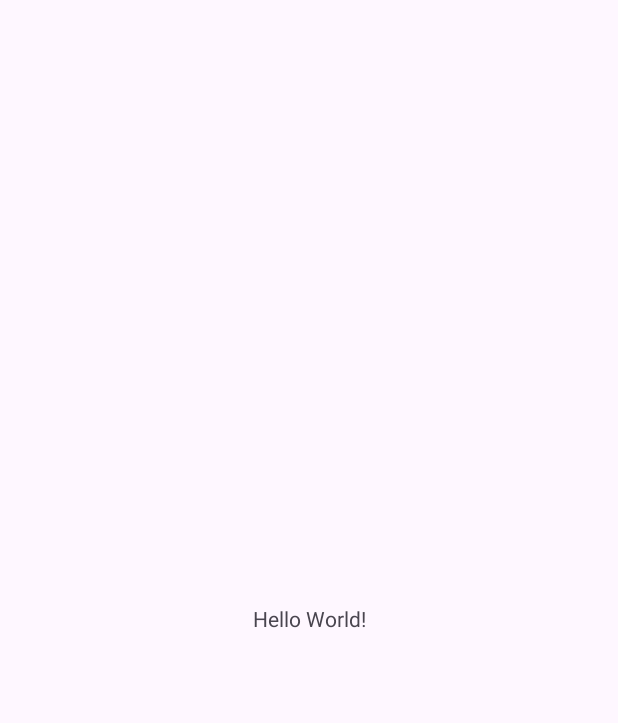
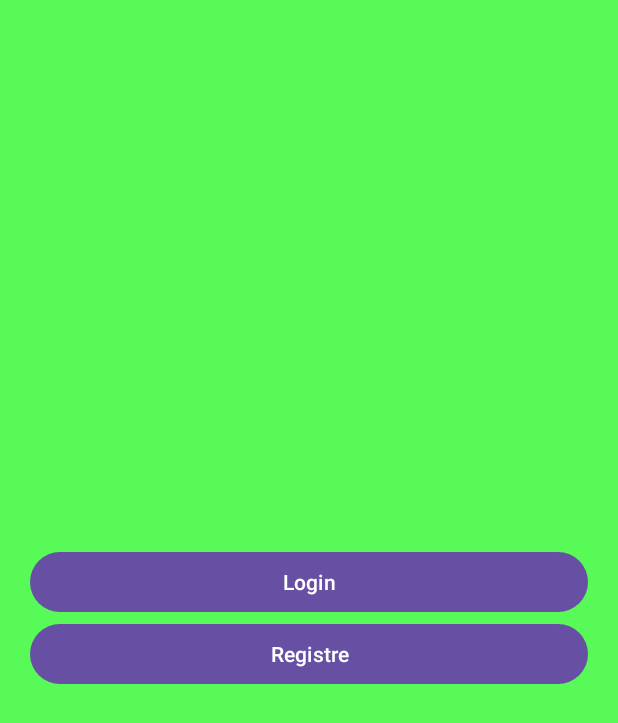
Before and after one commit to SlenderTwo/M8_Projecte_F1_Didac_Jonathan, an Android app: the MainActivity screen opened directly, with no data from a screen before it, on a phone screen of 412 x 824 dp. Before the commit the part shown is almost empty. Shown: the top 723 px of the screen. Run offline under Robolectric (Android 15) with nearby library versions, the phone set to English and light mode, and no system bars.

Commit message:
Estoy trabajando en la Fase 2

```diff
--- a/app/src/main/java/com/example/m8_projecte_f1_2/MainActivity.kt
+++ b/app/src/main/java/com/example/m8_projecte_f1_2/MainActivity.kt
@@ -2,10 +2,21 @@ package com.example.m8_projecte_f1_2
 
 import androidx.appcompat.app.AppCompatActivity
 import android.os.Bundle
+import android.widget.Button
+import android.widget.Toast
 
 class MainActivity : AppCompatActivity() {
     override fun onCreate(savedInstanceState: Bundle?) {
         super.onCreate(savedInstanceState)
         setContentView(R.layout.activity_main)
+        var BTMLOGIN = findViewById<Button>(R.id.BTMLOGIN);
+        var BTMREGISTRO = findViewById<Button>(R.id.BTMREGISTRO);
+        BTMLOGIN.setOnClickListener(){
+            Toast.makeText(this, "click botó login",Toast.LENGTH_LONG).show();
+        }
+        BTMREGISTRO.setOnClickListener(){
+            Toast.makeText(this, "click botó Registre",Toast.LENGTH_LONG).show();
+            setContentView(R.layout.activity_registre)
+        }
     }
 }
--- a/app/src/main/res/layout/activity_main.xml
+++ b/app/src/main/res/layout/activity_main.xml
@@ -15,4 +15,34 @@
         app:layout_constraintStart_toStartOf="parent"
         app:layout_constraintTop_toTopOf="parent" />
 
+    <RelativeLayout
+        xmlns:android="http://schemas.android.com/apk/res/android"
+        xmlns:app="http://schemas.android.com/apk/res-auto"
+        xmlns:tools="http://schemas.android.com/tools"
+        android:layout_width="match_parent"
+        android:layout_height="match_parent"
+        android:background="#58FA58"
+        tools:context=".MainActivity">
+        <LinearLayout
+            android:layout_width="match_parent"
+            android:layout_height="match_parent"
+            android:orientation="vertical"
+            android:padding="20dp"
+            android:gravity="center">
+            <!-- botó de login -->
+            <Button
+                android:id="@+id/BTMLOGIN"
+                android:layout_width="match_parent"
+                android:layout_height="wrap_content"
+                android:text="@string/BTMLOGIN"/>
+            <!--botó de registrar-se -->
+            <Button
+            android:id="@+id/BTMREGISTRO"
+            android:layout_width="match_parent"
+            android:layout_height="wrap_content"
+            android:text="@string/BTMREGISTRO"
+            />
+        </LinearLayout>
+    </RelativeLayout>
+
 </androidx.constraintlayout.widget.ConstraintLayout>
--- a/app/src/main/res/values/strings.xml
+++ b/app/src/main/res/values/strings.xml
@@ -1,3 +1,13 @@
 <resources>
     <string name="app_name">M8_Projecte_f1_2</string>
+
+    <string name="BTMLOGIN">Login</string>
+    <string name="BTMREGISTRO">Registre</string>
+
+    <string name="correoEt">E-mail</string>
+    <string name="nombreEt">Nom</string>
+    <string name="passEt">Password</string>
+    <string name="fechaTxt">Data</string>
+    <string name="Registrar">REGISTRAR</string>
+
 </resources>
```
Also changed, not shown: app/build.gradle.kts (+14 -0 lines), app/src/main/AndroidManifest.xml (+10 -6 lines), app/src/main/java/com/example/m8_projecte_f1_2/Registre.kt (added, +46 -0 lines), app/src/main/res/layout/activity_registre.xml (added, +63 -0 lines).
